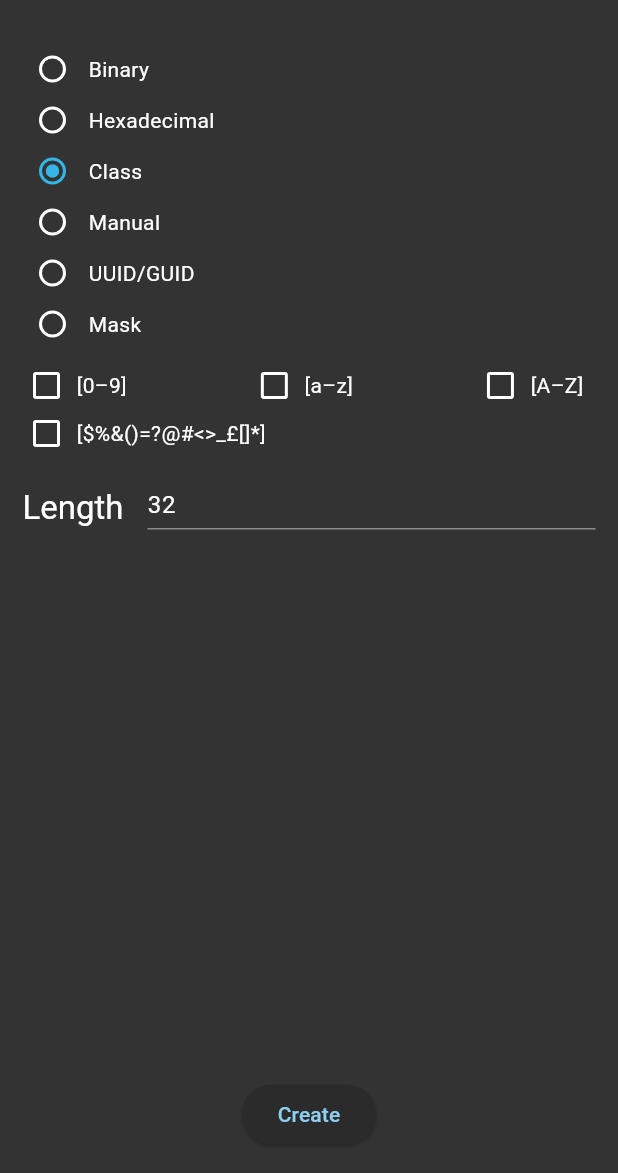
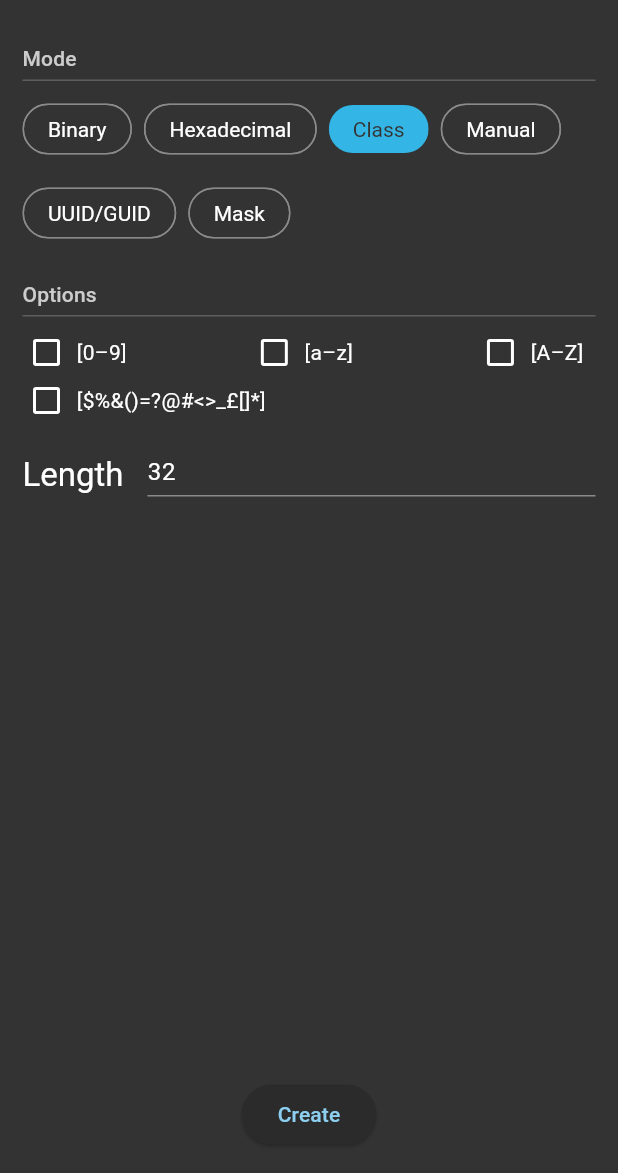
Before and after one commit to ruvolof/randomsequencegenerator, a Flutter app: the screen it shows after launch, after a tap on "Class", on a phone screen of 412 x 824 dp, the part 63-1236 px from its top. Run offline on Flutter 3.47's test engine with Material 3 defaults, Android fonts, the phone set to English and light mode, and no system bars; our stand-ins replace share_plus, shared_preferences; generated files the repository leaves out were written again.

Commit message:
Adding separate sections in main screen for mode and options

```diff
--- a/lib/l10n/app_en.arb
+++ b/lib/l10n/app_en.arb
@@ -8,6 +8,15 @@
   "titleActivityRsgMain": "Random Sequence Generator",
   "@titleActivityRsgMain": {
     "description": "Title of the main screen."
+  },
+
+  "sectionMode": "Mode",
+  "@sectionMode": {
+    "description": "Heading of the section that picks how the sequence is generated."
+  },
+  "sectionOptions": "Options",
+  "@sectionOptions": {
+    "description": "Heading of the section holding the settings of the selected generation mode."
   },
 
   "rBinary": "Binary",
--- a/lib/screens/main_screen.dart
+++ b/lib/screens/main_screen.dart
@@ -9,7 +9,6 @@ import '../models/uuid_options.dart';
 import '../services/sequence_generator.dart';
 import '../services/text_actions.dart';
 import '../state/saved_store_scope.dart';
-import '../theme/breakpoints.dart';
 import '../theme/dimens.dart';
 import '../widgets/class_range_selector.dart';
 import '../widgets/confirm_dialog.dart';
@@ -17,8 +16,10 @@ import '../widgets/icon_action_button.dart';
 import '../widgets/length_field.dart';
 import '../widgets/mask_field.dart';
 import '../widgets/mask_legend.dart';
+import '../widgets/mode_selector.dart';
 import '../widgets/result_display.dart';
 import '../widgets/save_as_dialog.dart';
+import '../widgets/section_header.dart';
 import '../widgets/uuid_options_selector.dart';
 import 'coin_screen.dart';
 import 'saved_list_screen.dart';
@@ -212,67 +213,33 @@ class _MainScreenState extends State<MainScreen> {
         child: Column(
           crossAxisAlignment: CrossAxisAlignment.stretch,
           children: [
-            _ModeRadioGroup(
+            SectionHeader(l10n.sectionMode),
+            const SizedBox(height: 8),
+            ModeSelector(
               mode: _mode,
               onChanged: (mode) => setState(() => _mode = mode),
             ),
-            if (_mode == GenerationMode.charClass) ...[
+            const SizedBox(height: 20),
+            SectionHeader(l10n.sectionOptions),
             const SizedBox(height: 8),
-              ClassRangeSelector(
-                selection: _classes,
-                onChanged: (classes) => setState(() => _classes = classes),
+            _ModeOptions(
+              mode: _mode,
+              classes: _classes,
+              onClassesChanged: (classes) => setState(() => _classes = classes),
+              manualController: _manualController,
+              uuidOptions: _uuidOptions,
+              onUuidOptionsChanged: (options) =>
+                  setState(() => _uuidOptions = options),
+              maskController: _maskController,
+              // Quiet until the user has typed, like the length field: an empty
+              // mask on arrival is not a mistake yet.
+              maskError: _maskTouched ? _maskPattern.error : null,
+              onMaskChanged: () => setState(() => _maskTouched = true),
+              lengthController: _lengthController,
+              lengthHasError: _lengthHasError,
+              onLengthChanged: () => setState(() => _lengthTouched = true),
             ),
-            ],
-            if (_mode == GenerationMode.manual) ...[
-              const SizedBox(height: 8),
-              TextField(
-                controller: _manualController,
-                decoration: InputDecoration(hintText: l10n.manualHint),
-              ),
-            ],
-            if (_mode == GenerationMode.uuid) ...[
-              const SizedBox(height: 8),
-              UuidOptionsSelector(
-                selection: _uuidOptions,
-                onChanged: (options) => setState(() => _uuidOptions = options),
-              ),
-            ],
-            if (_mode == GenerationMode.mask) ...[
-              const SizedBox(height: 8),
-              MaskField(
-                controller: _maskController,
-                // Quiet until the user has typed, like the length field: an
-                // empty mask on arrival is not a mistake yet.
-                error: _maskTouched ? _maskPattern.error : null,
-                onChanged: (_) => setState(() => _maskTouched = true),
-              ),
-              const SizedBox(height: 8),
-              const MaskLegend(),
-            ],
-            if (_mode.usesLength) ...[
-              const SizedBox(height: 16),
-              Row(
-                crossAxisAlignment: CrossAxisAlignment.start,
-                children: [
-                  Padding(
-                    padding: const EdgeInsets.only(top: 4),
-                    child: Text(
-                      l10n.length,
-                      style: Theme.of(context).textTheme.titleLarge,
-                    ),
-                  ),
-                  const SizedBox(width: 16),
-                  Expanded(
-                    child: LengthField(
-                      controller: _lengthController,
-                      hasError: _lengthHasError,
-                      onChanged: (_) => setState(() => _lengthTouched = true),
-                    ),
-                  ),
-                ],
-              ),
-            ],
-            const SizedBox(height: 16),
+            const SizedBox(height: 20),
             ResultDisplay(text: result?.text ?? ''),
           ],
         ),
@@ -338,60 +305,109 @@ class _MainScreenState extends State<MainScreen> {
   }
 }
 
-/// The vertical radio group, sized to the legacy row heights.
+/// Everything under the Options heading: the controls belonging to [mode].
 ///
-/// Deliberately not `RadioListTile`, which is full-width with heavy padding and
-/// nothing like the legacy `wrap_content` rows.
-class _ModeRadioGroup extends StatelessWidget {
-  const _ModeRadioGroup({required this.mode, required this.onChanged});
+/// One exhaustive switch rather than the `if (_mode == …)` blocks this replaces.
+/// The switch has no `default`, so a seventh [GenerationMode] will not compile
+/// until its panel is written here — which is the point of gathering them.
+///
+/// The length row is part of a mode's options too, not a row of its own: Binary
+/// and Hexadecimal have only it, UUID and Mask have none. No mode ends up with
+/// an empty panel, so the heading above never sits over nothing.
+class _ModeOptions extends StatelessWidget {
+  const _ModeOptions({
+    required this.mode,
+    required this.classes,
+    required this.onClassesChanged,
+    required this.manualController,
+    required this.uuidOptions,
+    required this.onUuidOptionsChanged,
+    required this.maskController,
+    required this.maskError,
+    required this.onMaskChanged,
+    required this.lengthController,
+    required this.lengthHasError,
+    required this.onLengthChanged,
+  });
 
   final GenerationMode mode;
-  final ValueChanged<GenerationMode> onChanged;
+
+  final ClassSelection classes;
+  final ValueChanged<ClassSelection> onClassesChanged;
+
+  final TextEditingController manualController;
+
+  final UuidOptions uuidOptions;
+  final ValueChanged<UuidOptions> onUuidOptionsChanged;
+
+  final TextEditingController maskController;
+  final MaskError? maskError;
+  final VoidCallback onMaskChanged;
+
+  final TextEditingController lengthController;
+  final bool lengthHasError;
+  final VoidCallback onLengthChanged;
 
   @override
   Widget build(BuildContext context) {
     final l10n = AppLocalizations.of(context);
-    final labels = {
-      GenerationMode.binary: l10n.rBinary,
-      GenerationMode.hexadecimal: l10n.rHexadecimal,
-      GenerationMode.charClass: l10n.rClass,
-      GenerationMode.manual: l10n.rManual,
-      GenerationMode.uuid: l10n.rUuid,
-      GenerationMode.mask: l10n.rMask,
+
+    final controls = switch (mode) {
+      GenerationMode.binary || GenerationMode.hexadecimal => const <Widget>[],
+      GenerationMode.charClass => [
+        ClassRangeSelector(selection: classes, onChanged: onClassesChanged),
+      ],
+      GenerationMode.manual => [
+        TextField(
+          controller: manualController,
+          decoration: InputDecoration(hintText: l10n.manualHint),
+        ),
+      ],
+      GenerationMode.uuid => [
+        UuidOptionsSelector(
+          selection: uuidOptions,
+          onChanged: onUuidOptionsChanged,
+        ),
+      ],
+      GenerationMode.mask => [
+        MaskField(
+          controller: maskController,
+          error: maskError,
+          onChanged: (_) => onMaskChanged(),
+        ),
+        const SizedBox(height: 8),
+        const MaskLegend(),
+      ],
     };
-    final rowHeight = Breakpoints.isTablet(context)
-        ? Dimens.radioRowTablet
-        : Dimens.radioRow;
 
-    return RadioGroup<GenerationMode>(
-      groupValue: mode,
-      onChanged: (value) {
-        if (value != null) onChanged(value);
-      },
-      child: Column(
+    return Column(
+      crossAxisAlignment: CrossAxisAlignment.stretch,
+      children: [
+        ...controls,
+        if (mode.usesLength) ...[
+          if (controls.isNotEmpty) const SizedBox(height: 16),
+          Row(
             crossAxisAlignment: CrossAxisAlignment.start,
             children: [
-          for (final entry in labels.entries)
-            SizedBox(
-              height: rowHeight,
-              child: InkWell(
-                onTap: () => onChanged(entry.key),
-                child: Row(
-                  mainAxisSize: MainAxisSize.min,
-                  children: [
-                    Radio<GenerationMode>(
-                      value: entry.key,
-                      materialTapTargetSize: MaterialTapTargetSize.shrinkWrap,
+              Padding(
+                padding: const EdgeInsets.only(top: 4),
+                child: Text(
+                  l10n.length,
+                  style: Theme.of(context).textTheme.titleLarge,
                 ),
-                    const SizedBox(width: 4),
-                    Text(entry.value),
-                    const SizedBox(width: 8),
-                  ],
               ),
+              const SizedBox(width: 16),
+              Expanded(
+                child: LengthField(
+                  controller: lengthController,
+                  hasError: lengthHasError,
+                  onChanged: (_) => onLengthChanged(),
                 ),
               ),
             ],
           ),
+        ],
+      ],
     );
   }
 }
--- a/lib/theme/app_theme.dart
+++ b/lib/theme/app_theme.dart
@@ -38,19 +38,6 @@ abstract final class AppTheme {
         outline: _outline,
       );
 
-  /// M3 defaults the unselected state of toggles to `onSurfaceVariant`, which is
-  /// too dim on `#333333`. Both radios and checkboxes get an explicit white.
-  static final WidgetStateProperty<Color> _toggleFill =
-      WidgetStateProperty.resolveWith((states) {
-        if (states.contains(WidgetState.disabled)) {
-          return _outline;
-        }
-        if (states.contains(WidgetState.selected)) {
-          return holoAccent;
-        }
-        return foreground;
-      });
-
   static ThemeData build() {
     final scheme = colorScheme;
     final textTheme = Typography.whiteMountainView;
@@ -87,7 +74,30 @@ abstract final class AppTheme {
         contentTextStyle: textTheme.bodyMedium?.copyWith(color: foreground),
         behavior: SnackBarBehavior.floating,
       ),
-      radioTheme: RadioThemeData(fillColor: _toggleFill),
+      // The generation mode chips. M3 would colour them from the seeded tonal
+      // palette, which does not belong to the pinned #333333 ramp, so every
+      // role is set explicitly — as the checkboxes below already are.
+      chipTheme: ChipThemeData(
+        backgroundColor: Colors.transparent,
+        selectedColor: holoAccent,
+        surfaceTintColor: Colors.transparent,
+        elevation: 0,
+        pressElevation: 0,
+        shape: const StadiumBorder(),
+        // ChoiceChip takes its selected label from secondaryLabelStyle. Leaving
+        // it to inherit gives white on #33B5E5, which is about 2.3:1; the dark
+        // label below is 5.5:1.
+        labelStyle: textTheme.labelLarge?.copyWith(color: foreground),
+        secondaryLabelStyle: textTheme.labelLarge?.copyWith(color: background),
+        side: WidgetStateBorderSide.resolveWith(
+          (states) => states.contains(WidgetState.selected)
+              ? BorderSide.none
+              : const BorderSide(color: _outline),
+        ),
+        // The fill already carries the selection, and the checkmark costs width
+        // in a row of six chips.
+        showCheckmark: false,
+      ),
       checkboxTheme: CheckboxThemeData(
         fillColor: WidgetStateProperty.resolveWith((states) {
           // An unchecked M3 checkbox draws only its outline in `fillColor`;
--- a/lib/theme/dimens.dart
+++ b/lib/theme/dimens.dart
@@ -24,12 +24,6 @@ abstract final class Dimens {
   /// Height of the coin area on a `sw600dp` device.
   static const double coinViewHeightTablet = 360;
 
-  /// Height of one row of the generation mode radio group on a phone.
-  static const double radioRow = 34;
-
-  /// Height of one row of the generation mode radio group on a `sw600dp` device.
-  static const double radioRowTablet = 50;
-
   /// Gap between the two action buttons on the show sequence screen. Replaces
   /// the legacy 200dp side margins, which pushed them off a narrow phone.
   static const double showSequenceButtonGap = 48;
--- /dev/null
+++ b/lib/widgets/mode_selector.dart
@@ -0,0 +1,55 @@
+import 'package:flutter/material.dart';
+
+import '../l10n/generated/app_localizations.dart';
+import '../models/generation_mode.dart';
+
+/// The generation mode picker: one chip per mode, wrapping when they no longer
+/// fit across.
+///
+/// This replaced a vertical radio group. Six modes stacked at one row each ate
+/// 204dp before any content on a phone, pushing the result past the fold, and
+/// every mode added since has made that worse. Chips keep all six visible and
+/// one tap away in about two rows, and carry the same selected/unselected
+/// semantics a radio does.
+class ModeSelector extends StatelessWidget {
+  const ModeSelector({required this.mode, required this.onChanged, super.key});
+
+  final GenerationMode mode;
+  final ValueChanged<GenerationMode> onChanged;
+
+  @override
+  Widget build(BuildContext context) {
+    final l10n = AppLocalizations.of(context);
+
+    return Wrap(
+      spacing: 8,
+      runSpacing: 8,
+      children: [
+        for (final value in GenerationMode.values)
+          ChoiceChip(
+            label: Text(_label(l10n, value)),
+            selected: value == mode,
+            // Only ever selects: tapping the current mode must not clear it,
+            // the way tapping the checked radio never did.
+            onSelected: (selected) {
+              if (selected) onChanged(value);
+            },
+          ),
+      ],
+    );
+  }
+}
+
+/// The on-screen name of [mode].
+///
+/// Private to this widget for now. The saved list will want the same lookup
+/// once it shows the mode of each entry — that is the moment to lift it out,
+/// not before there is a second caller.
+String _label(AppLocalizations l10n, GenerationMode mode) => switch (mode) {
+  GenerationMode.binary => l10n.rBinary,
+  GenerationMode.hexadecimal => l10n.rHexadecimal,
+  GenerationMode.charClass => l10n.rClass,
+  GenerationMode.manual => l10n.rManual,
+  GenerationMode.uuid => l10n.rUuid,
+  GenerationMode.mask => l10n.rMask,
+};
--- /dev/null
+++ b/lib/widgets/section_header.dart
@@ -0,0 +1,37 @@
+import 'package:flutter/material.dart';
+
+/// A label and a hairline rule introducing a group of controls.
+///
+/// The main screen is a flat stack on a single background colour, with no cards
+/// to group anything, so the heading is what tells the user that what follows
+/// belongs together. `labelLarge` is the same style [MaskLegend] gives its own
+/// title, so the two agree on what a heading looks like.
+class SectionHeader extends StatelessWidget {
+  const SectionHeader(this.label, {super.key});
+
+  final String label;
+
+  @override
+  Widget build(BuildContext context) {
+    final theme = Theme.of(context);
+
+    return Column(
+      crossAxisAlignment: CrossAxisAlignment.start,
+      children: [
+        Text(
+          label,
+          style: theme.textTheme.labelLarge?.copyWith(
+            color: theme.colorScheme.onSurfaceVariant,
+          ),
+        ),
+        const SizedBox(height: 4),
+        // The theme's divider colour at half strength: a full-width rule at the
+        // full #8A8A8A reads louder than the label above it.
+        Divider(
+          height: 1,
+          color: theme.colorScheme.outline.withValues(alpha: 0.5),
+        ),
+      ],
+    );
+  }
+}
```
Also changed, not shown: 1 other file. Lines whose indentation alone changed are shown as unchanged.
